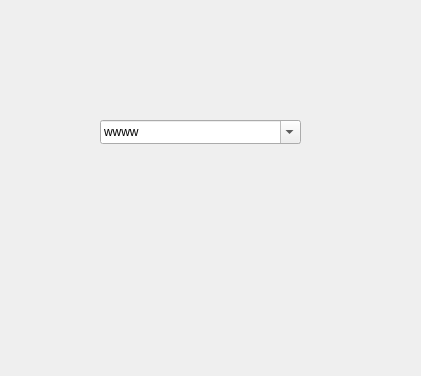
Above: UsefulClicker/areaselectordialog.ui from Kvazikot/UsefulMacro before the change. Below: the same form after it.
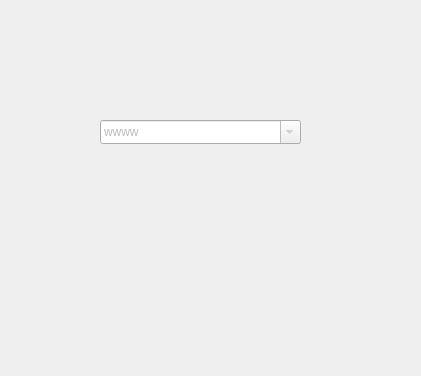
That is the form after the change.

```diff
--- a/UsefulClicker/areaselectordialog.ui
+++ b/UsefulClicker/areaselectordialog.ui
@@ -31,6 +31,9 @@
      <height>24</height>
     </rect>
    </property>
+   <property name="styleSheet">
+    <string notr="true">color: rgb(188, 188, 188);</string>
+   </property>
    <property name="editable">
     <bool>true</bool>
    </property>
```
